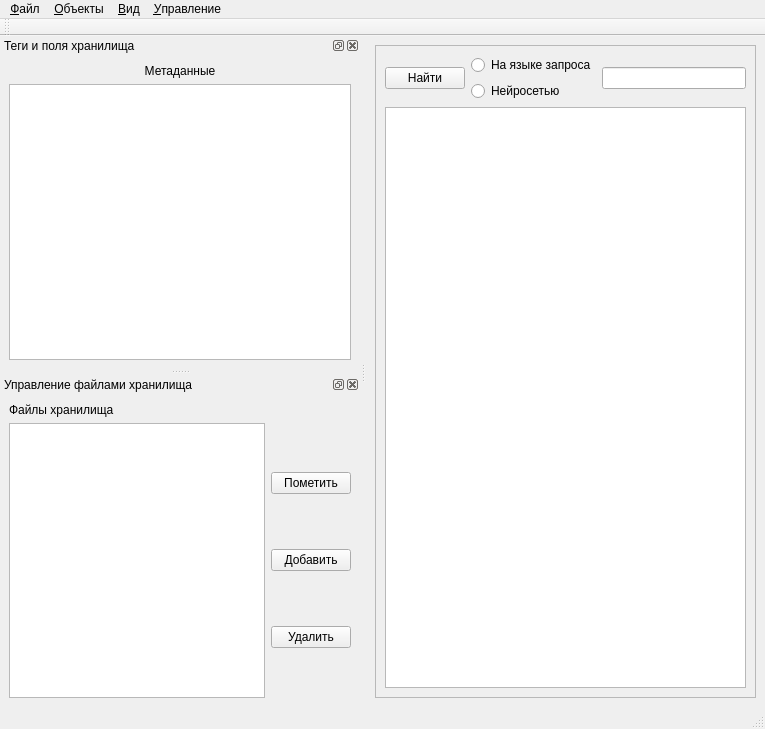
Before: the Qt Designer form Project/QtDesigner/LastVersion/MainWindow_ui.ui in valexl/SmartFiles, drawn with Qt 5.
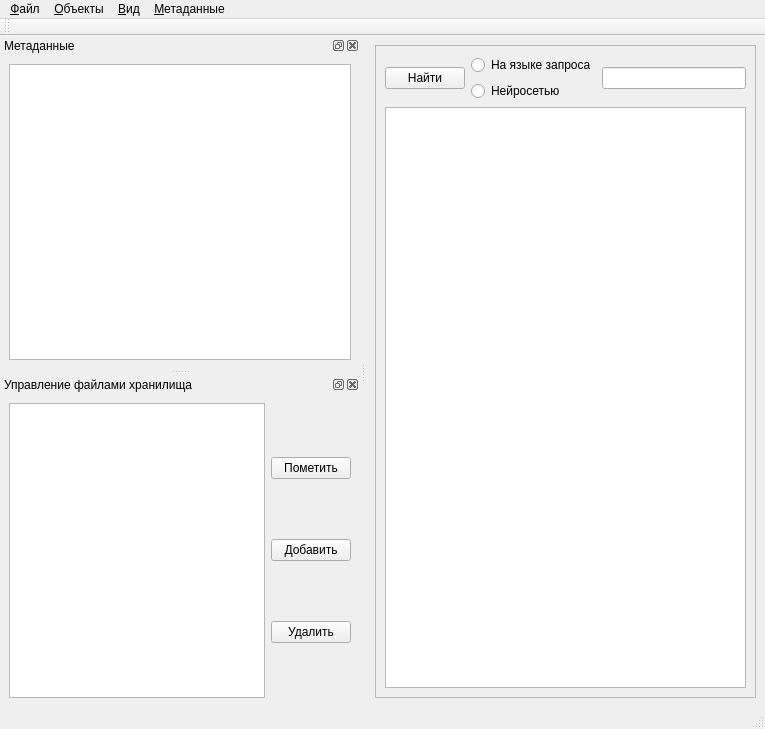
After: the same form once the commit is applied.

Commit message:
Отлажены функции добавления, копирование, удаление  через "управления файлами". До этого был косяк, если скопировать из вне хранилища в хранилище через "управление файлами". А потом пометить его уже через "объект=добавить=файл" и выбрать этот файл. То он не помечался как "помеченный каким либо пользователем" в проге.
Изменено хранение файлов не помеченных ни кем. Теперь есть путь файла. Флаг помечен/не помечен.

The edit to the form file:
```diff
--- a/Project/QtDesigner/LastVersion/MainWindow_ui.ui
+++ b/Project/QtDesigner/LastVersion/MainWindow_ui.ui
@@ -143,7 +143,7 @@
    </widget>
    <widget class="QMenu" name="menu_setting">
     <property name="title">
-     <string>&amp;Управление</string>
+     <string>&amp;Метаданные</string>
     </property>
     <addaction name="action_setting_tags"/>
     <addaction name="action_setting_fields"/>
@@ -173,7 +173,7 @@
   </widget>
   <widget class="QDockWidget" name="dockWidget_tag">
    <property name="windowTitle">
-    <string>Теги и поля хранилища</string>
+    <string>Метаданные</string>
    </property>
    <attribute name="dockWidgetArea">
     <number>1</number>
@@ -181,17 +181,7 @@
    <widget class="QWidget" name="dockWidgetContents">
     <layout class="QVBoxLayout" name="verticalLayout_5">
      <item>
-      <widget class="QLabel" name="label_metadata">
-       <property name="text">
-        <string>Метаданные</string>
-       </property>
-       <property name="alignment">
-        <set>Qt::AlignHCenter|Qt::AlignTop</set>
-       </property>
-      </widget>
-     </item>
-     <item>
-      <widget class="QListView" name="treeView_metadata"/>
+      <widget class="QTableView" name="treeView_metadata"/>
      </item>
     </layout>
    </widget>
@@ -211,13 +201,6 @@
    </attribute>
    <widget class="QWidget" name="dockWidgetContents_2">
     <layout class="QVBoxLayout" name="verticalLayout_6">
-     <item>
-      <widget class="QLabel" name="label">
-       <property name="text">
-        <string>Файлы хранилища</string>
-       </property>
-      </widget>
-     </item>
      <item>
       <layout class="QHBoxLayout" name="horizontalLayout_3">
        <item>
```
Left out of the diff: 10 changed lines with no effect on the pictures. The commit also changes 6 other files.
